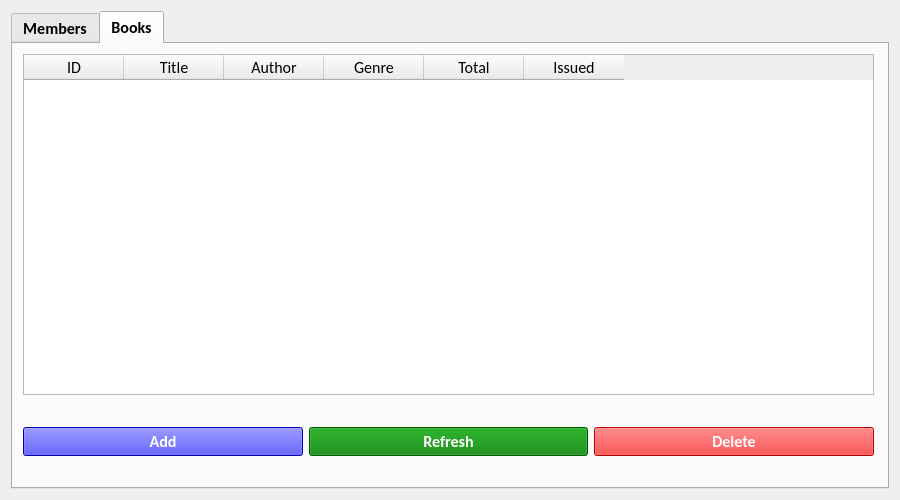
The window that UI/uifiles/admin.ui (ayushr01/Library-Management-System) describes before a commit, drawn with Qt 5.
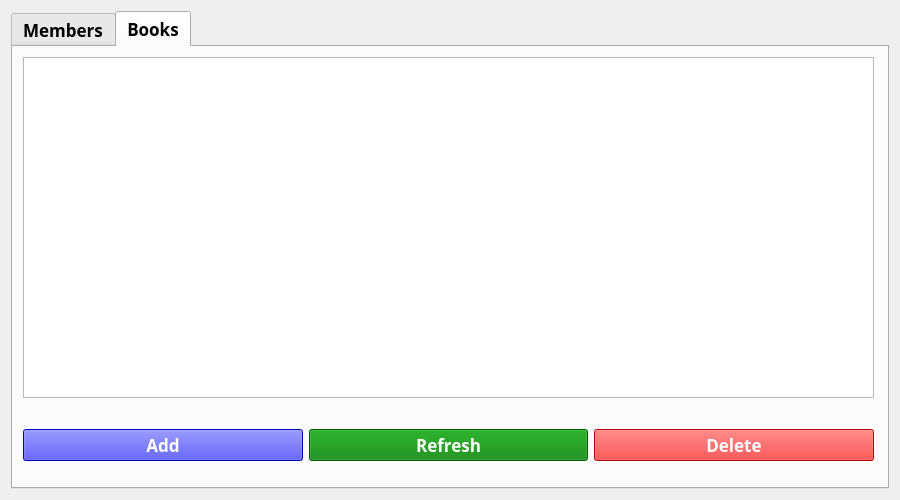
The same window after the commit. The open tabs and pages were chosen to show the change.

Commit message: Updated UI with new fonts

What changed in the file:
```diff
--- a/UI/uifiles/admin.ui
+++ b/UI/uifiles/admin.ui
@@ -30,8 +30,8 @@
   </property>
   <property name="font">
    <font>
-    <family>Calibri</family>
-    <pointsize>12</pointsize>
+    <family>Trebuchet MS</family>
+    <pointsize>13</pointsize>
     <weight>75</weight>
     <bold>true</bold>
    </font>
@@ -44,8 +44,8 @@
     <widget class="QTabWidget" name="tabWidget">
      <property name="font">
       <font>
-       <family>Calibri</family>
-       <pointsize>12</pointsize>
+       <family>Trebuchet MS</family>
+       <pointsize>13</pointsize>
        <weight>75</weight>
        <bold>true</bold>
       </font>
@@ -207,8 +207,8 @@
        </property>
        <property name="font">
         <font>
-         <family>Calibri</family>
-         <pointsize>12</pointsize>
+         <family>Trebuchet MS</family>
+         <pointsize>13</pointsize>
          <weight>50</weight>
          <bold>false</bold>
         </font>
@@ -223,7 +223,7 @@
         <enum>QAbstractItemView::SelectRows</enum>
        </property>
        <attribute name="horizontalHeaderVisible">
-        <bool>true</bool>
+        <bool>false</bool>
        </attribute>
        <attribute name="verticalHeaderVisible">
         <bool>false</bool>
@@ -268,13 +268,21 @@
          <height>36</height>
         </rect>
        </property>
+       <property name="font">
+        <font>
+         <family>Trebuchet MS</family>
+         <pointsize>13</pointsize>
+         <weight>75</weight>
+         <bold>true</bold>
+        </font>
+       </property>
        <layout class="QHBoxLayout" name="horizontalLayout_2">
         <item>
          <widget class="QPushButton" name="addbook">
           <property name="font">
            <font>
-            <family>Calibri</family>
-            <pointsize>12</pointsize>
+            <family>Trebuchet MS</family>
+            <pointsize>13</pointsize>
             <weight>75</weight>
             <bold>true</bold>
            </font>
@@ -292,8 +300,8 @@
          <widget class="QPushButton" name="refreshbook">
           <property name="font">
            <font>
-            <family>Calibri</family>
-            <pointsize>12</pointsize>
+            <family>Trebuchet MS</family>
+            <pointsize>13</pointsize>
             <weight>75</weight>
             <bold>true</bold>
            </font>
@@ -311,8 +319,8 @@
          <widget class="QPushButton" name="deletebook">
           <property name="font">
            <font>
-            <family>Calibri</family>
-            <pointsize>12</pointsize>
+            <family>Trebuchet MS</family>
+            <pointsize>13</pointsize>
             <weight>75</weight>
             <bold>true</bold>
            </font>
```
Left out of the diff: 28 changed lines with no effect on the pictures. The commit also changes 19 other files.
